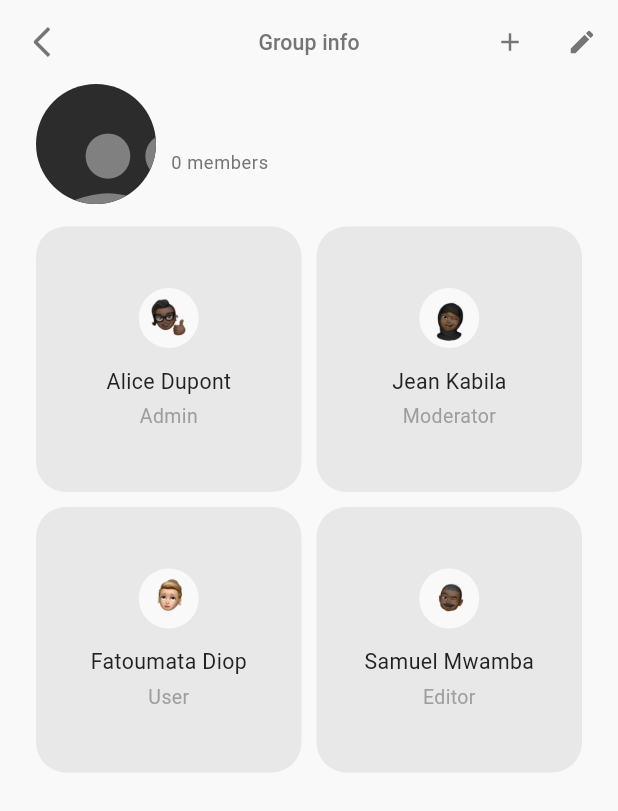
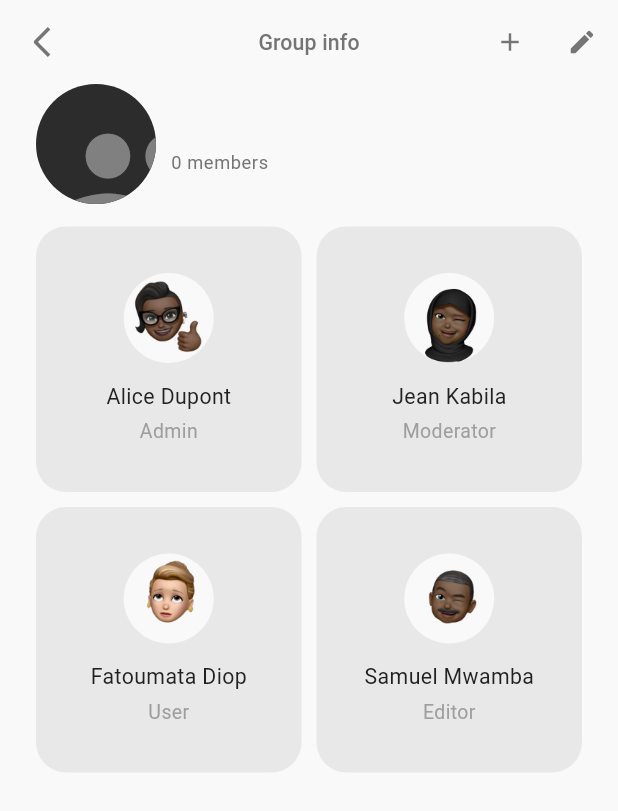
Before and after one commit to Leveling1/bicount, a Flutter app: the GroupScreen screen opened directly with empty values, on a phone screen of 412 x 824 dp. Shown: the top 811 px of the screen. Run offline on Flutter 3.47's test engine with Material 3 defaults, Android fonts, the phone set to English and light mode, and no system bars; drawn by our look-alikes of toastification; our stand-ins replace bloc, cached_network_image, connectivity_plus, dartz, equatable, flutter_bloc and 10 more; missing offline and left inert: currency_picker, dart:ffi, flutter_skeleton_ui, pie_chart_sz; accounts and stored records are empty.

Commit message:
refactor: Update user card avatar size

```diff
--- a/lib/core/widgets/user_card.dart
+++ b/lib/core/widgets/user_card.dart
@@ -35,10 +35,10 @@ class UserCard extends StatelessWidget {
                   // Avatar
                   CircleAvatar(
                     backgroundColor: Theme.of(context).scaffoldBackgroundColor,
-                    radius: 20,
+                    radius: 30,
                     child: SizedBox(
-                      width: 30.w,
-                      height: 30.h,
+                      width: 60.w,
+                      height: 60.h,
                       child: Image.asset(user.image!),
                     ),
                   ),
```
